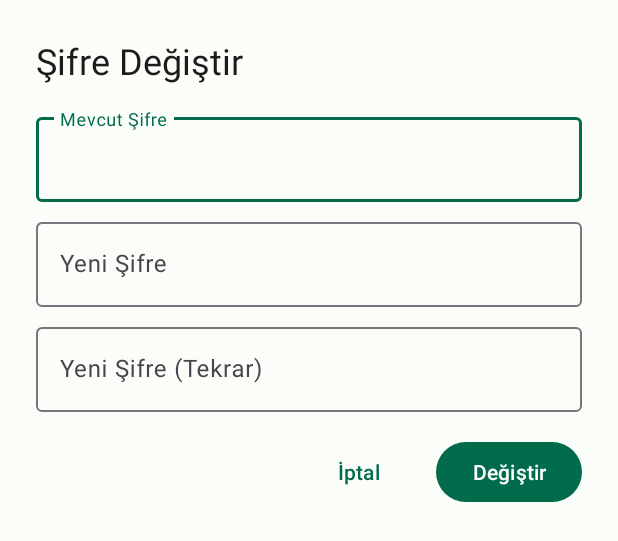
After one commit to blldlgc/real-or-ai-face, an Android app: the layout dialog_change_password.xml on its own in the app's theme, with its tools: preview values and no code run, on a phone screen of 412 x 824 dp. The commit adds this screen. Shown: the top 541 px of the screen. Run offline under Robolectric (Android 15) with nearby library versions, the phone set to English and light mode, and no system bars.

Commit message:
"change password" function implemented

```diff
--- /dev/null
+++ b/app/src/main/res/layout/dialog_change_password.xml
@@ -0,0 +1,85 @@
+<?xml version="1.0" encoding="utf-8"?>
+<LinearLayout xmlns:android="http://schemas.android.com/apk/res/android"
+    android:layout_width="match_parent"
+    android:layout_height="wrap_content"
+    android:orientation="vertical"
+    android:padding="24dp">
+
+    <TextView
+        android:layout_width="wrap_content"
+        android:layout_height="wrap_content"
+        android:text="Şifre Değiştir"
+        android:textAppearance="?attr/textAppearanceHeadlineSmall"
+        android:textColor="?attr/colorOnSurface"
+        android:layout_marginBottom="16dp"/>
+
+    <com.google.android.material.textfield.TextInputLayout
+        android:id="@+id/currentPasswordLayout"
+        style="@style/Widget.Material3.TextInputLayout.OutlinedBox"
+        android:layout_width="match_parent"
+        android:layout_height="wrap_content"
+        android:layout_marginBottom="8dp"
+        android:hint="Mevcut Şifre">
+
+        <com.google.android.material.textfield.TextInputEditText
+            android:id="@+id/currentPasswordEdit"
+            android:layout_width="match_parent"
+            android:layout_height="wrap_content"
+            android:inputType="textPassword"
+            android:maxLines="1" />
+    </com.google.android.material.textfield.TextInputLayout>
+
+    <com.google.android.material.textfield.TextInputLayout
+        android:id="@+id/newPasswordLayout"
+        style="@style/Widget.Material3.TextInputLayout.OutlinedBox"
+        android:layout_width="match_parent"
+        android:layout_height="wrap_content"
+        android:layout_marginBottom="8dp"
+        android:hint="Yeni Şifre">
+
+        <com.google.android.material.textfield.TextInputEditText
+            android:id="@+id/newPasswordEdit"
+            android:layout_width="match_parent"
+            android:layout_height="wrap_content"
+            android:inputType="textPassword"
+            android:maxLines="1" />
+    </com.google.android.material.textfield.TextInputLayout>
+
+    <com.google.android.material.textfield.TextInputLayout
+        android:id="@+id/confirmPasswordLayout"
+        style="@style/Widget.Material3.TextInputLayout.OutlinedBox"
+        android:layout_width="match_parent"
+        android:layout_height="wrap_content"
+        android:layout_marginBottom="16dp"
+        android:hint="Yeni Şifre (Tekrar)">
+
+        <com.google.android.material.textfield.TextInputEditText
+            android:id="@+id/confirmPasswordEdit"
+            android:layout_width="match_parent"
+            android:layout_height="wrap_content"
+            android:inputType="textPassword"
+            android:maxLines="1" />
+    </com.google.android.material.textfield.TextInputLayout>
+
+    <LinearLayout
+        android:layout_width="match_parent"
+        android:layout_height="wrap_content"
+        android:orientation="horizontal"
+        android:gravity="end">
+
+        <com.google.android.material.button.MaterialButton
+            android:id="@+id/cancelButton"
+            style="@style/Widget.Material3.Button.TextButton"
+            android:layout_width="wrap_content"
+            android:layout_height="wrap_content"
+            android:text="İptal"
+            android:layout_marginEnd="8dp"/>
+
+        <com.google.android.material.button.MaterialButton
+            android:id="@+id/changePasswordButton"
+            style="@style/Widget.Material3.Button"
+            android:layout_width="wrap_content"
+            android:layout_height="wrap_content"
+            android:text="Değiştir"/>
+    </LinearLayout>
+</LinearLayout>
```
Also changed, not shown: app/src/main/java/com/example/derinogrenme/fragments/ProfileFragment.kt (+130 -10 lines).
